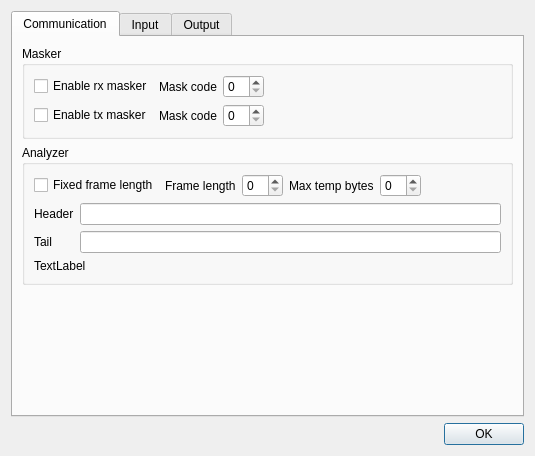
Qt form src/toolboxui/base/SAKToolBoxUiParameters.ui (x-tools-author/x-tools) before a commit.
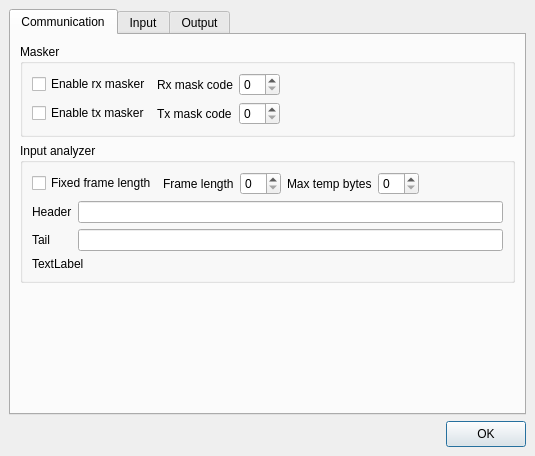
The same form after that commit.

```diff
--- a/src/toolboxui/base/SAKToolBoxUiParameters.ui
+++ b/src/toolboxui/base/SAKToolBoxUiParameters.ui
@@ -13,16 +13,28 @@
   <property name="windowTitle">
    <string>Dialog</string>
   </property>
-  <layout class="QGridLayout" name="gridLayout">
-   <item row="1" column="1">
     <widget class="QPushButton" name="pushButtonOK">
+   <property name="geometry">
+    <rect>
+     <x>446</x>
+     <y>421</y>
+     <width>80</width>
+     <height>26</height>
+    </rect>
+   </property>
      <property name="text">
       <string>OK</string>
      </property>
     </widget>
-   </item>
-   <item row="0" column="0" colspan="2">
     <widget class="QTabWidget" name="tabWidget">
+   <property name="geometry">
+    <rect>
+     <x>9</x>
+     <y>9</y>
+     <width>517</width>
+     <height>406</height>
+    </rect>
+   </property>
      <property name="currentIndex">
       <number>0</number>
      </property>
@@ -43,14 +55,14 @@
           <item row="0" column="1">
            <widget class="QLabel" name="label_2">
             <property name="text">
-             <string>Mask code</string>
+           <string>Rx mask code</string>
             </property>
            </widget>
           </item>
           <item row="1" column="1">
            <widget class="QLabel" name="label_3">
             <property name="text">
-             <string>Mask code</string>
+           <string>Tx mask code</string>
             </property>
            </widget>
           </item>
@@ -96,7 +108,7 @@
           </size>
          </property>
          <property name="title">
-          <string>Analyzer</string>
+        <string>Input analyzer</string>
          </property>
          <layout class="QGridLayout" name="gridLayout_3">
           <item row="0" column="4">
@@ -449,21 +461,6 @@
       </layout>
      </widget>
     </widget>
-   </item>
-   <item row="1" column="0">
-    <spacer name="horizontalSpacer">
-     <property name="orientation">
-      <enum>Qt::Horizontal</enum>
-     </property>
-     <property name="sizeHint" stdset="0">
-      <size>
-       <width>40</width>
-       <height>20</height>
-      </size>
-     </property>
-    </spacer>
-   </item>
-  </layout>
  </widget>
  <resources/>
  <connections>
```
Left out of the diff: 8 changed lines with no effect on the pictures. Lines whose indentation alone changed are shown as unchanged.
